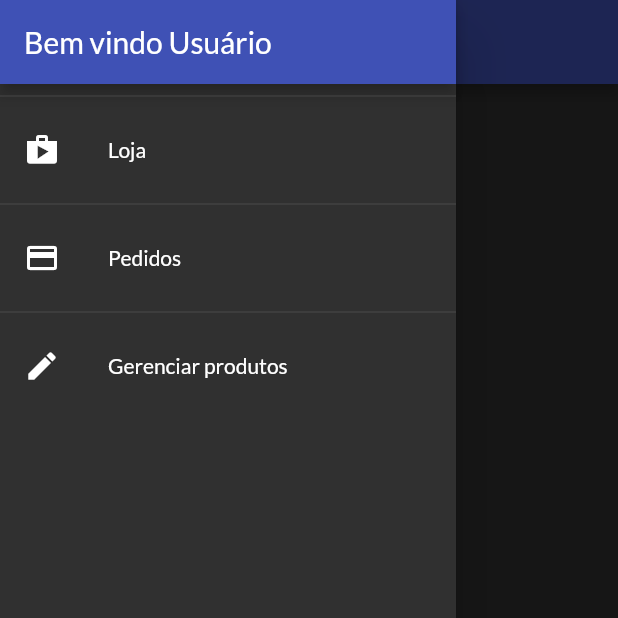
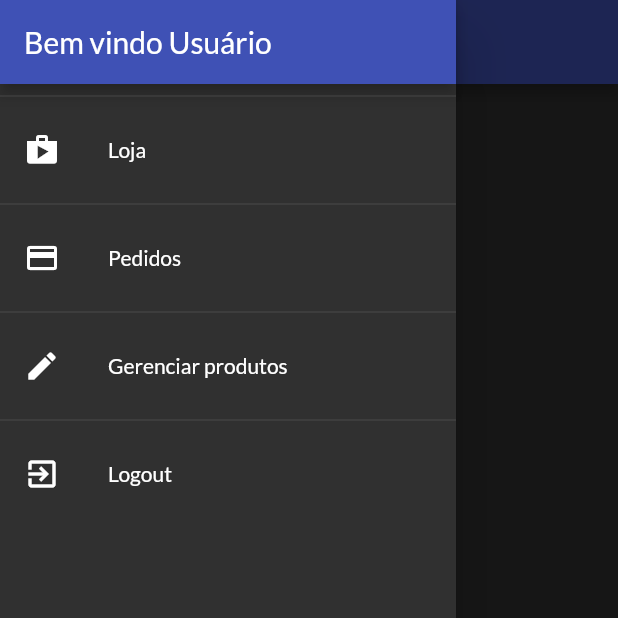
Before and after one commit to RFBruno/flutter-state-management, a Flutter app: the OrdersPage screen opened by its route, with the side drawer open, on a phone screen of 412 x 824 dp, the top half of it. Run offline on Flutter 3.47's test engine with Material 2 defaults, Android fonts, the phone set to English and light mode, and no system bars; our stand-ins replace page_transition, shared_preferences; accounts and stored records are empty; network calls fail; Roboto replaces fonts that are missing (Anto).

Commit message:
sharedPreferences, logout,

```diff
--- a/lib/components/app_drawer.dart
+++ b/lib/components/app_drawer.dart
@@ -1,5 +1,6 @@
 import 'package:flutter/material.dart';
 import 'package:provider/provider.dart';
+import 'package:shop/models/auth.dart';
 import 'package:shop/models/theme.dart';
 import 'package:shop/utils/app_routes.dart';
 
@@ -8,6 +9,7 @@ class AppDrawer extends StatelessWidget {
   @override
   Widget build(BuildContext context) {
     final themeProvider = Provider.of<ThemeProvider>(context);
+    final auth = Provider.of<Auth>(context);
     return Drawer(
       child: Column(
         children: [
@@ -41,6 +43,17 @@ class AppDrawer extends StatelessWidget {
               );
             },
           ),
+          const Divider(),
+          ListTile(
+            leading: const Icon(Icons.exit_to_app),
+            title: const Text('Logout'),
+            onTap: () {
+              auth.logout();
+              Navigator.of(context).pushReplacementNamed(
+                AppRoutes.AUTH_OR_HOME
+              );
+            },
+          ),
           const Spacer(),
           ListTile(
             leading: Switch(
--- a/lib/models/order_list.dart
+++ b/lib/models/order_list.dart
@@ -10,9 +10,14 @@ import 'package:shop/utils/constants.dart';
 class OrderList with ChangeNotifier {
   final _baseUrl = Constants.ordersBaseUrl;
   final String _token;
+  final String _uid;
   List<Order> _items = [];
 
-  OrderList(this._token, this._items);
+  OrderList([
+    this._token = '',
+    this._uid = '',
+    this._items = const [],
+  ]);
 
   List<Order> get items => [..._items];
 
@@ -21,7 +26,7 @@ class OrderList with ChangeNotifier {
   Future<void> addOrder(Cart cart) async {
     final date = DateTime.now();
     final response = await http.post(
-      Uri.parse('${Constants.ordersBaseUrl}.json?auth=$_token'),
+      Uri.parse('${Constants.ordersBaseUrl}/$_uid.json?auth=$_token'),
       body: jsonEncode(
         {
           'total': cart.totalAmount,
@@ -55,7 +60,7 @@ class OrderList with ChangeNotifier {
     List<Order> items = [];
 
     final response = await http.get(
-      Uri.parse('$_baseUrl.json?auth=$_token'),
+      Uri.parse('$_baseUrl/$_uid.json?auth=$_token'),
     );
 
     if (jsonDecode(response.body) == null) return;
@@ -73,7 +78,7 @@ class OrderList with ChangeNotifier {
             price: el['price'],
           );
         }).toList(),
-        date: DateTime.parse( orderData['data']),
+        date: DateTime.parse(orderData['data']),
       ));
     });
     _items = items.reversed.toList();
--- a/lib/models/product.dart
+++ b/lib/models/product.dart
@@ -25,7 +25,7 @@ class Product with ChangeNotifier {
     isFavorite = !isFavorite;
     notifyListeners();
     await http.patch(
-      Uri.parse('${Constants.favoritetBaseUrl}/${uid}.json?auth=$auth'),
+      Uri.parse('${Constants.favoritestBaseUrl}/$uid.json?auth=$auth'),
       body: jsonEncode({product.id : isFavorite}),
     );
   }
--- a/lib/models/product_list.dart
+++ b/lib/models/product_list.dart
@@ -8,8 +8,8 @@ import 'package:shop/models/product.dart';
 import 'package:shop/utils/constants.dart';
 
 class ProductList with ChangeNotifier {
-  final _baseUrl = Constants.productBaseUrl;
-  final _favBaseUrl = Constants.favoritetBaseUrl;
+  final _baseUrl = Constants.productsBaseUrl;
+  final _favBaseUrl = Constants.favoritestBaseUrl;
 
   String _token;
   String _uid;
@@ -35,7 +35,7 @@ class ProductList with ChangeNotifier {
     );
 
     final favResponse = await http.get(
-      Uri.parse('$_favBaseUrl/${_uid}.json?auth=$_token'),
+      Uri.parse('$_favBaseUrl/$_uid.json?auth=$_token'),
     );
 
     if (jsonDecode(response.body) == null) return;
--- a/lib/utils/constants.dart
+++ b/lib/utils/constants.dart
@@ -1,5 +1,5 @@
 class Constants {
-  static const favoritetBaseUrl = 'https://shop-9240a-default-rtdb.firebaseio.com/favorites';
-  static const productBaseUrl = 'https://shop-9240a-default-rtdb.firebaseio.com/product';
+  static const favoritestBaseUrl = 'https://shop-9240a-default-rtdb.firebaseio.com/favorites';
+  static const productsBaseUrl = 'https://shop-9240a-default-rtdb.firebaseio.com/product';
   static const ordersBaseUrl = 'https://shop-9240a-default-rtdb.firebaseio.com/orders';
 }
--- a/pubspec.yaml
+++ b/pubspec.yaml
@@ -40,6 +40,7 @@ dependencies:
   # The following adds the Cupertino Icons font to your application.
   # Use with the CupertinoIcons class for iOS style icons.
   cupertino_icons: ^1.0.2
+  shared_preferences: ^2.0.15
 
 dev_dependencies:
   flutter_test:
```
Also changed, not shown: lib/data/store.dart (added, +33 -0 lines), lib/main.dart (+6 -2 lines), lib/models/auth.dart (+57 -8 lines), lib/pages/auth_or_home_page.dart (+18 -1 lines), pubspec.lock, 1 other file.
